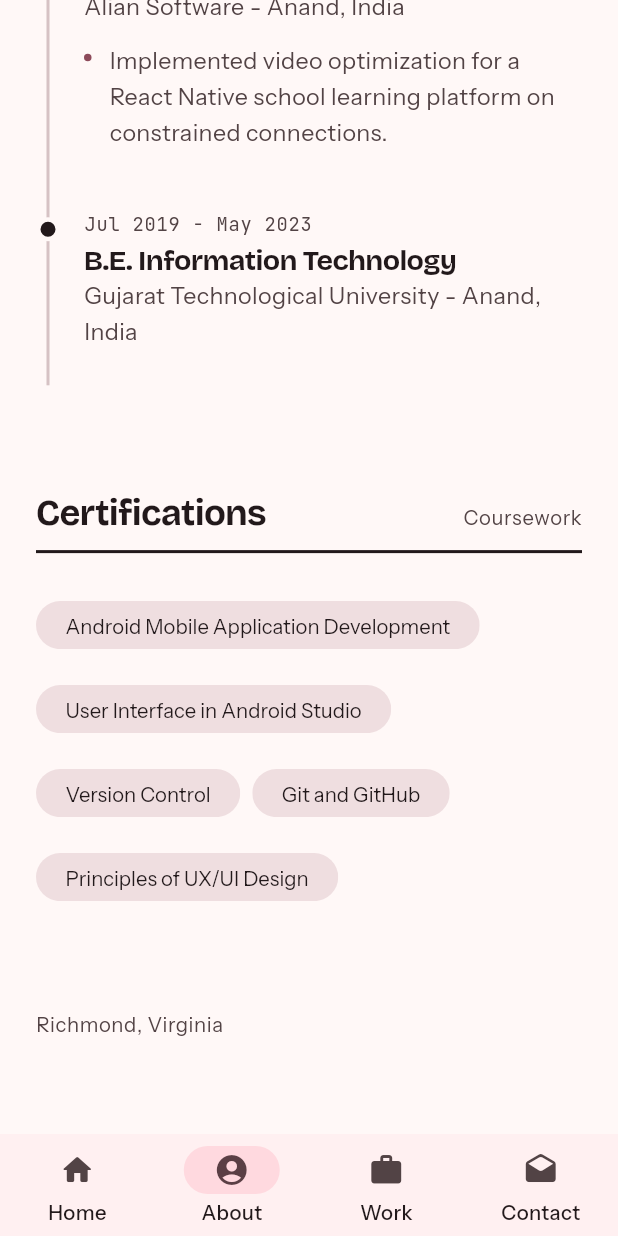
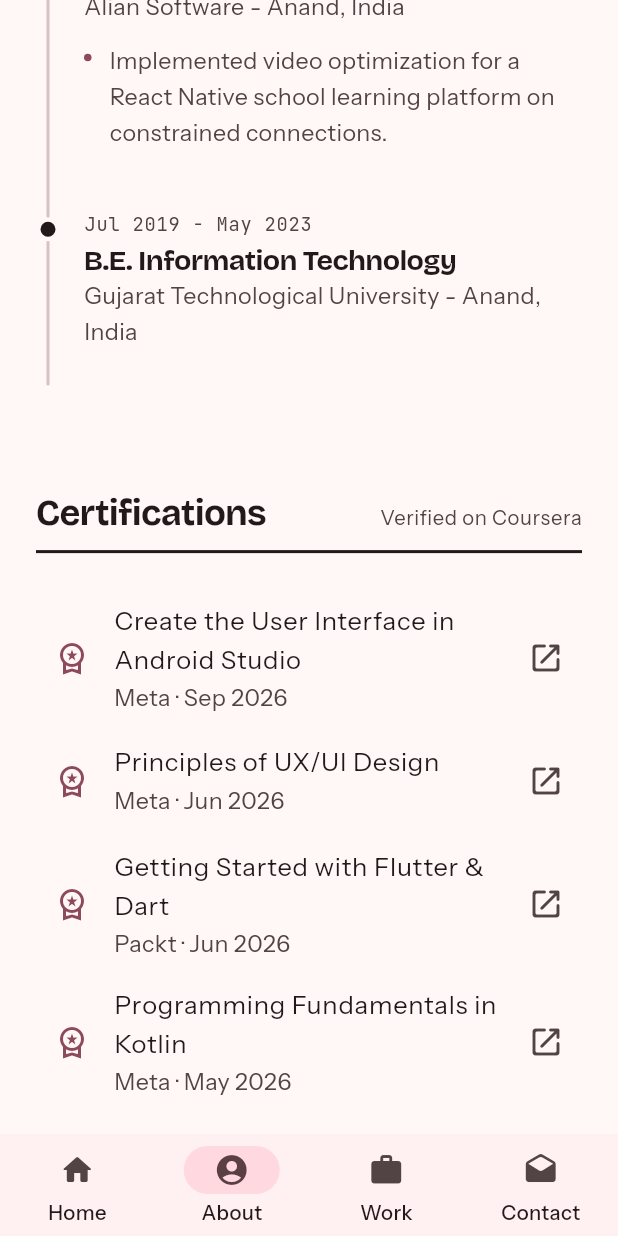
Before and after one commit to RohanPatel1303/portfolio, a Flutter app: the AboutPage screen opened by its route, scrolled down 2802 dp, on a phone screen of 412 x 824 dp. Run offline on Flutter 3.47's test engine with Material 3 defaults, Android fonts, the phone set to English and light mode, and no system bars; our stand-ins replace flutter_riverpod, go_router, google_fonts.

Commit message:
Show verified Coursera certificates on About page
Replace the plain certifications string list with a Certification model
(title, issuer, date, verify ID) built from the actual certificate PDFs.
Each entry renders as a tile with issuer and date visible at rest, and
tapping opens its public coursera.org/verify page.

- Add Flutter & Dart (Packt) and Kotlin (Meta) certificates
- Drop "Git and GitHub", which has no certificate
- Correct two titles to match the certificates
- Add source PDFs under assets/certificates/ (not bundled into the app)

Co-Authored-By: Claude Opus 5.5 <noreply@anthropic.com>

```diff
--- a/lib/data/experience.dart
+++ b/lib/data/experience.dart
@@ -82,10 +82,61 @@ const List<String> skills = [
   "Hive", "SQLite", "Platform channels", "Jetpack Compose", "React Native", "GitHub Actions",
 ];
 
-const List<String> certifications = [
-  "Android Mobile Application Development",
-  "User Interface in Android Studio",
-  "Version Control",
-  "Git and GitHub",
-  "Principles of UX/UI Design",
+class Certification {
+  final String title;
+  final String issuer;
+  final String date;
+
+  /// Coursera verification code, printed on the certificate. The public
+  /// verify page is proof a recruiter can trust; a PDF we host is not.
+  final String verifyId;
+
+  const Certification({
+    required this.title,
+    required this.issuer,
+    required this.date,
+    required this.verifyId,
+  });
+
+  String get verifyUrl => "https://coursera.org/verify/$verifyId";
+}
+
+// Newest first. Source PDFs are in assets/certificates/, named by verifyId.
+const List<Certification> certifications = [
+  Certification(
+    title: "Create the User Interface in Android Studio",
+    issuer: "Meta",
+    date: "Sep 2026",
+    verifyId: "LYNPUR1WRD5Z",
+  ),
+  Certification(
+    title: "Principles of UX/UI Design",
+    issuer: "Meta",
+    date: "Jun 2026",
+    verifyId: "9TWR21W5303C",
+  ),
+  Certification(
+    title: "Getting Started with Flutter & Dart",
+    issuer: "Packt",
+    date: "Jun 2026",
+    verifyId: "KEKN8THI5J6R",
+  ),
+  Certification(
+    title: "Programming Fundamentals in Kotlin",
+    issuer: "Meta",
+    date: "May 2026",
+    verifyId: "PRT5I6HRFG2N",
+  ),
+  Certification(
+    title: "Version Control",
+    issuer: "Meta",
+    date: "May 2026",
+    verifyId: "NLSFHWMYYACK",
+  ),
+  Certification(
+    title: "Introduction to Android Mobile Application Development",
+    issuer: "Meta",
+    date: "May 2026",
+    verifyId: "DPNFOHEK2ZXY",
+  ),
 ];
--- a/lib/pages/about_page.dart
+++ b/lib/pages/about_page.dart
@@ -39,12 +39,8 @@ class AboutPage extends StatelessWidget {
           const SectionHeader("Experience and education", note: "Newest first"),
           const TimelineView(entries: timeline),
 
-          const SectionHeader("Certifications", note: "Coursework"),
-          Wrap(
-            spacing: Gap.x2,
-            runSpacing: Gap.x2,
-            children: [for (final c in certifications) Chip(label: Text(c))],
-          ),
+          const SectionHeader("Certifications", note: "Verified on Coursera"),
+          for (final c in certifications) _CertTile(cert: c),
 
           Gap.h8,
           Text(
@@ -72,6 +68,39 @@ Future<void> _downloadCv(BuildContext context) async {
   if (!opened && context.mounted) {
     ScaffoldMessenger.of(context).showSnackBar(
       const SnackBar(content: Text("Couldn't open the CV. Try again shortly.")),
+    );
+  }
+}
+
+/// Issuer and date sit in the subtitle rather than a tooltip so they are
+/// readable on touch devices. Tapping opens Coursera's public verify page.
+class _CertTile extends StatelessWidget {
+  const _CertTile({required this.cert});
+
+  final Certification cert;
+
+  Future<void> _open(BuildContext context) async {
+    final uri = Uri.parse(cert.verifyUrl);
+    if (!await launchUrl(uri, mode: LaunchMode.externalApplication)) {
+      if (context.mounted) {
+        ScaffoldMessenger.of(context).showSnackBar(
+          SnackBar(content: Text("Could not open ${cert.verifyUrl}")),
+        );
+      }
+    }
+  }
+
+  @override
+  Widget build(BuildContext context) {
+    final scheme = Theme.of(context).colorScheme;
+    return ListTile(
+      contentPadding: const EdgeInsets.symmetric(horizontal: Gap.x3),
+      shape: const RoundedRectangleBorder(borderRadius: Radii.allMd),
+      leading: Icon(Icons.workspace_premium_outlined, color: scheme.primary),
+      title: Text(cert.title),
+      subtitle: Text("${cert.issuer} · ${cert.date}"),
+      trailing: Icon(Icons.open_in_new_rounded, color: scheme.onSurfaceVariant),
+      onTap: () => _open(context),
     );
   }
 }
```
Also changed, not shown: 6 other files.
